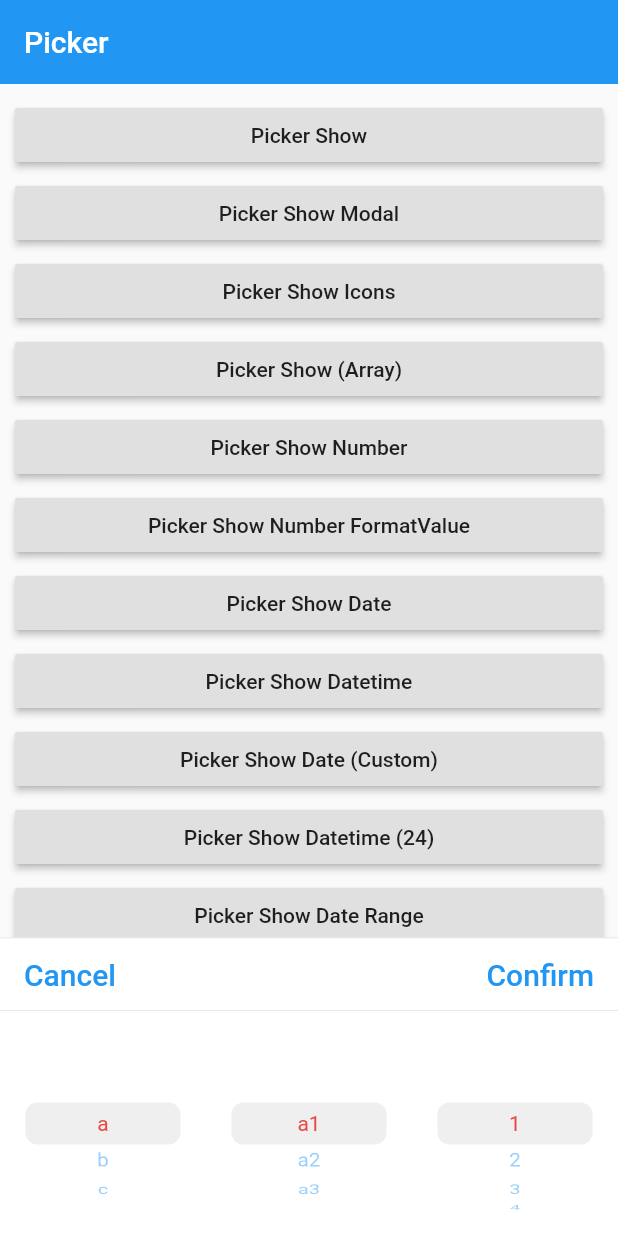
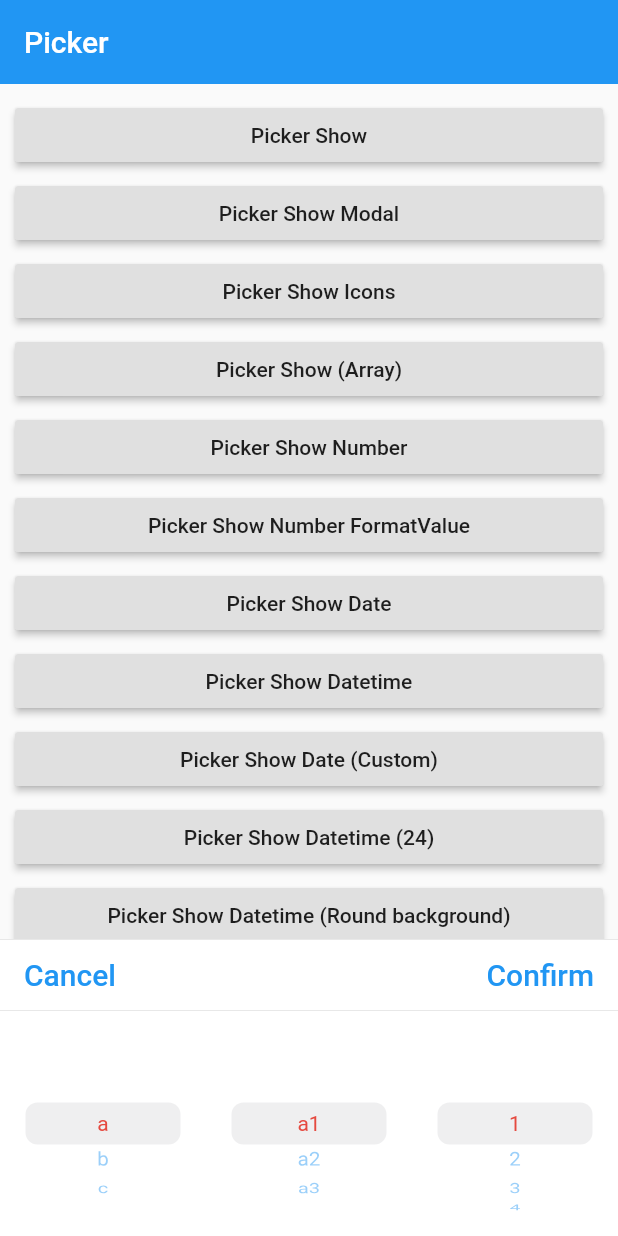
Before and after one commit to yangyxd/flutter_picker, a Flutter app: the screen it shows after launch, after a tap on "Picker Show Datetime (24)", after a tap on "Picker Show", on a phone screen of 412 x 824 dp. Run offline on Flutter 3.47's test engine with Material 2 defaults, Android fonts, the phone set to English and light mode, and no system bars.

Commit message:
性能优化，添加圆角背景底部弹出demo

```diff
--- a/example/lib/main.dart
+++ b/example/lib/main.dart
@@ -129,6 +129,13 @@ class _MyHomePageState extends State<MyHomePage> {
               child: Text('Picker Show Datetime (24)'),
               onPressed: () {
                 showPickerDateTime24(context);
+              },
+            ),
+            SizedBox(height: listSpec),
+            RaisedButton(
+              child: Text('Picker Show Datetime (Round background)'),
+              onPressed: () {
+                showPickerDateTimeRoundBg(context);
               },
             ),
             SizedBox(height: listSpec),
@@ -441,4 +448,53 @@ class _MyHomePageState extends State<MyHomePage> {
     ).show(_scaffoldKey.currentState);
   }
 
+  /// 圆角背景
+  showPickerDateTimeRoundBg(BuildContext context) {
+    var picker = Picker(
+        backgroundColor: Colors.transparent,
+        headerDecoration: BoxDecoration(
+            border: Border(bottom: BorderSide(color: Colors.black12, width: 0.5))
+        ),
+        adapter: new DateTimePickerAdapter(
+            type: PickerDateTimeType.kMDYHM,
+            isNumberMonth: true,
+            yearSuffix: "年",
+            monthSuffix: "月",
+            daySuffix: "日"
+        ),
+        delimiter: [
+          PickerDelimiter(column: 3, child: Container(
+            width: 8.0,
+            alignment: Alignment.center,
+          )),
+          PickerDelimiter(column: 5, child: Container(
+            width: 12.0,
+            alignment: Alignment.center,
+            child: Text(':', style: TextStyle(fontWeight: FontWeight.bold)),
+            color: Colors.white,
+          )),
+        ],
+        title: new Text("Select DateTime"),
+        onConfirm: (Picker picker, List value) {
+          print(picker.adapter.text);
+        },
+        onSelect: (Picker picker, int index, List<int> selecteds) {
+          this.setState(() {
+            stateText = picker.adapter.toString();
+          });
+        }
+    );
+
+    showModalBottomSheet(context: context, backgroundColor: Colors.transparent, builder: (context) {
+      return Material(
+        color: Colors.white,
+        borderRadius: BorderRadius.only(topLeft: Radius.circular(10), topRight: Radius.circular(10)),
+        child: Container(
+          padding: const EdgeInsets.only(top: 4),
+          child: picker.makePicker(null, true),
+        )
+      );
+    });
+  }
+
 }
--- a/lib/Picker.dart
+++ b/lib/Picker.dart
@@ -75,6 +75,10 @@ class Picker {
 
   final Decoration headerDecoration;
 
+  final double magnification;
+  final double diameterRatio;
+  final double squeeze;
+
   Widget _widget;
   PickerWidgetState _state;
 
@@ -106,6 +110,9 @@ class Picker {
         this.headerDecoration,
         this.columnFlex,
         this.footer,
+        this.magnification = 1.0,
+        this.diameterRatio = 1.1,
+        this.squeeze = 1.45,
         this.onCancel,
         this.onSelect,
         this.onConfirm})
@@ -215,6 +222,17 @@ class Picker {
     Navigator.of(context).pop();
     _widget = null;
   }
+
+  /// 弹制更新指定列的内容
+  /// 当 onSelect 事件中，修改了当前列前面的列的内容时，可以调用此方法来更新显示
+  void updateColumn(int index, [bool all = false]) {
+    if (all) {
+      _state.update();
+      return;
+    }
+    adapter.setColumn(index - 1);
+    _state._keys[index].currentState.update();
+  }
 }
 
 /// 分隔符
@@ -258,6 +276,7 @@ class PickerWidgetState<T> extends State<_PickerWidget> {
 
   ThemeData theme;
   final List<FixedExtentScrollController> scrollController = [];
+  final List<GlobalKey<_StateViewState>> _keys = [];
 
   @override
   void initState() {
@@ -267,20 +286,26 @@ class PickerWidgetState<T> extends State<_PickerWidget> {
     picker.adapter.doShow();
 
     if (scrollController.length == 0) {
-      for (int i = 0; i < picker._maxLevel; i++)
-        scrollController
-            .add(FixedExtentScrollController(initialItem: picker.selecteds[i]));
+      for (int i = 0; i < picker._maxLevel; i++) {
+        scrollController.add(
+            FixedExtentScrollController(initialItem: picker.selecteds[i]));
+        _keys.add(GlobalKey(debugLabel: i.toString()));
+      }
     }
   }
 
+  void update() {
+    setState(() {});
+  }
+
+  // var ref = 0;
   @override
   Widget build(BuildContext context) {
-    var v = Column(
-      mainAxisSize: MainAxisSize.min,
-      children: <Widget>[
-        (picker.hideHeader)
-            ? SizedBox()
-            : Container(
+    // print("picker build ${ref++}");
+
+    var _body = <Widget>[];
+    if (!picker.hideHeader) {
+      _body.add(DecoratedBox(
         child: Row(
           children: _buildHeaderViews(),
         ),
@@ -295,22 +320,32 @@ class PickerWidgetState<T> extends State<_PickerWidget> {
                   ? theme.bottomAppBarColor
                   : picker.headercolor,
             ),
-              ),
-        Row(
+      ));
+    }
+    _body.add(Row(
       mainAxisAlignment: MainAxisAlignment.spaceBetween,
       children: _buildViews(),
-        ),
-        picker.footer ?? SizedBox(width: 0.0, height: 0.0),
-      ],
+    ));
+
+    if (picker.footer != null)
+      _body.add(picker.footer);
+    Widget v = Column(
+      mainAxisSize: MainAxisSize.min,
+      children: _body,
     );
-    if (widget.isModal == null || widget.isModal == false) return v;
-    return GestureDetector(
+    if (widget.isModal != null && widget.isModal) {
+      v = GestureDetector(
         onTap: () {},
         child: v,
       );
     }
+    return v;
+  }
+
+  List<Widget> _headerItems;
 
   List<Widget> _buildHeaderViews() {
+    if (_headerItems != null) return _headerItems;
     if (theme == null) theme = Theme.of(context);
     List<Widget> items = [];
 
@@ -338,8 +373,8 @@ class PickerWidgetState<T> extends State<_PickerWidget> {
     }
 
     items.add(Expanded(
-        child: Container(
-      alignment: Alignment.center,
+        child: Center(
+          //alignment: Alignment.center,
           child: picker.title == null
               ? picker.title
               : DefaultTextStyle(
@@ -372,6 +407,7 @@ class PickerWidgetState<T> extends State<_PickerWidget> {
       }
     }
 
+    _headerItems = items;
     return items;
   }
 
@@ -388,27 +424,34 @@ class PickerWidgetState<T> extends State<_PickerWidget> {
     if (adapter != null) adapter.setColumn(-1);
 
     if (adapter != null && adapter.length > 0) {
+      var _decoration = BoxDecoration(
+        color: picker.containerColor == null
+            ? theme.dialogBackgroundColor
+            : picker.containerColor,
+      );
+
       for (int i = 0; i < picker._maxLevel; i++) {
-        final int _length = adapter.length;
-
-        Widget view = new Expanded(
+        Widget view = Expanded(
           flex: adapter.getColumnFlex(i),
           child: Container(
             padding: picker.columnPadding,
             height: picker.height,
-            decoration: BoxDecoration(
-              color: picker.containerColor == null
-                  ? theme.dialogBackgroundColor
-                  : picker.containerColor,
-            ),
-            child: CupertinoPicker(
+            decoration: _decoration,
+            child: _StateView(
+              key: _keys[i],
+              builder: (context) {
+                adapter.setColumn(i - 1);
+                var _length = adapter.length;
+                var _view = CupertinoPicker(
                   backgroundColor: picker.backgroundColor,
                   scrollController: scrollController[i],
                   itemExtent: picker.itemExtent,
                   looping: picker.looping,
+                  magnification: picker.magnification,
+                  diameterRatio: picker.diameterRatio,
+                  squeeze: picker.squeeze,
                   onSelectedItemChanged: (int index) {
                     if (__printDebug) print("onSelectedItemChanged");
-                setState(() {
                     picker.selecteds[i] = index;
                     updateScrollController(i);
                     adapter.doSelect(i, index);
@@ -420,26 +463,39 @@ class PickerWidgetState<T> extends State<_PickerWidget> {
                     }
                     if (picker.onSelect != null)
                       picker.onSelect(picker, i, picker.selecteds);
-                });
+
+                    _keys[i].currentState.update();
+                    if (adapter.isLinkage) {
+                      for (int j = i + 1; j < picker.selecteds.length; j++) {
+                        adapter.setColumn(j - 1);
+                        _keys[j].currentState.update();
+                      }
+                    }
+
                   },
                   children: List<Widget>.generate(_length, (int index) {
                     return adapter.buildItem(context, index);
                   }),
+                );
+
+                if (!picker.changeToFirst && picker.selecteds[i] >= _length) {
+                  Timer(Duration(milliseconds: 100), () {
+                    if (__printDebug) print("timer last");
+                    adapter.setColumn(i - 1);
+                    var _len = adapter.length;
+                    scrollController[i].jumpToItem((_len < _length ? _len : _length)  - 1);
+                  });
+                }
+
+                return _view;
+              },
             ),
           ),
         );
         items.add(view);
-
-        if (!picker.changeToFirst && picker.selecteds[i] >= _length) {
-          Timer(Duration(milliseconds: 100), () {
-            if (__printDebug) print("timer last");
-            scrollController[i].jumpToItem(_length - 1);
-          });
+      }
     }
 
-        adapter.setColumn(i);
-      }
-    }
     if (picker.delimiter != null) {
       for (int i = 0; i < picker.delimiter.length; i++) {
         var o = picker.delimiter[i];
@@ -485,17 +541,17 @@ abstract class PickerAdapter<T> {
   Widget buildItem(BuildContext context, int index);
 
   Widget makeText(Widget child, String text, bool isSel) {
-    return new Container(
-        alignment: Alignment.center,
+    return new Center(
+      //alignment: Alignment.center,
         child: DefaultTextStyle(
             overflow: TextOverflow.ellipsis,
             maxLines: 1,
             textAlign: picker.textAlign,
             style: picker.textStyle ??
-                new TextStyle(
+                TextStyle(
                     color: Colors.black87, fontSize: Picker.DefaultTextSize),
-            child: child ??
-                new Text(text,
+            child: child != null ? child :
+            Text(text,
                 textScaleFactor: picker.textScaleFactor,
                 style: (isSel ? picker.selectedTextStyle : null))));
   }
@@ -505,7 +561,7 @@ abstract class PickerAdapter<T> {
     List<Widget> items = [];
     if (postfix != null) items.add(postfix);
     items.add(child ??
-        new Text(text, style: (isSel ? picker.selectedTextStyle : null)));
+        Text(text, style: (isSel ? picker.selectedTextStyle : null)));
     if (suffix != null) items.add(suffix);
 
     var _txtColor = Colors.black87;
@@ -517,14 +573,14 @@ abstract class PickerAdapter<T> {
         _txtSize = picker.selectedTextStyle.fontSize;
     }
 
-    return new Container(
-        alignment: Alignment.center,
+    return new Center(
+      //alignment: Alignment.center,
         child: DefaultTextStyle(
             overflow: TextOverflow.ellipsis,
             maxLines: 1,
             textAlign: picker.textAlign,
             style: picker.textStyle ??
-                new TextStyle(color: _txtColor, fontSize: _txtSize),
+                TextStyle(color: _txtColor, fontSize: _txtSize),
             child: Wrap(
               children: items,
             )));
@@ -598,7 +654,7 @@ class PickerDataAdapter<T> extends PickerAdapter<T> {
     if (pickerData != null &&
         pickerData.length > 0 &&
         (data == null || data.length == 0)) {
-      if (data == null) data = new List<PickerItem<T>>();
+      if (data == null) data = List<PickerItem<T>>();
       if (isArray) {
         _parseArrayPickerDataItem(pickerData, data);
       } else {
@@ -609,22 +665,23 @@ class PickerDataAdapter<T> extends PickerAdapter<T> {
 
   _parseArrayPickerDataItem(List pickerData, List<PickerItem> data) {
     if (pickerData == null) return;
-    for (int i = 0; i < pickerData.length; i++) {
+    var len = pickerData.length;
+    for (int i = 0; i < len; i++) {
       var v = pickerData[i];
       if (!(v is List)) continue;
       List lv = v;
       if (lv.length == 0) continue;
 
-      PickerItem item = new PickerItem<T>(children: List<PickerItem<T>>());
+      PickerItem item = PickerItem<T>(children: List<PickerItem<T>>());
       data.add(item);
 
       for (int j = 0; j < lv.length; j++) {
         var o = lv[j];
         if (o is T) {
-          item.children.add(new PickerItem<T>(value: o));
+          item.children.add(PickerItem<T>(value: o));
         } else if (T == String) {
           String _v = o.toString();
-          item.children.add(new PickerItem<T>(value: _v as T));
+          item.children.add(PickerItem<T>(value: _v as T));
         }
       }
     }
@@ -633,7 +690,8 @@ class PickerDataAdapter<T> extends PickerAdapter<T> {
 
   _parsePickerDataItem(List pickerData, List<PickerItem> data) {
     if (pickerData == null) return;
-    for (int i = 0; i < pickerData.length; i++) {
+    var len = pickerData.length;
+    for (int i = 0; i < len; i++) {
       var item = pickerData[i];
       if (item is T) {
         data.add(new PickerItem<T>(value: item));
@@ -660,6 +718,8 @@ class PickerDataAdapter<T> extends PickerAdapter<T> {
     }
   }
 
+  var _lastColumn;
+
   void setColumn(int index) {
     _col = index + 1;
     if (isArray) {
@@ -673,11 +733,19 @@ class PickerDataAdapter<T> extends PickerAdapter<T> {
     if (index < 0) {
       _datas = data;
     } else {
-      var _select = picker.selecteds[index];
-      if (_datas != null && _datas.length > _select)
-        _datas = _datas[_select].children;
-      else
+      if (_lastColumn != null && _lastColumn == index)
+        return;
+      _datas = data;
+      for (int i = 0; i <= index; i++) {
+        var j = picker.selecteds[i];
+        if (_datas != null && _datas.length > j)
+          _datas = _datas[j].children;
+        else {
           _datas = null;
+          break;
+        }
+      }
+      _lastColumn = index;
     }
   }
 
@@ -714,8 +782,9 @@ class PickerDataAdapter<T> extends PickerAdapter<T> {
   List<T> getSelectedValues() {
     List<T> _items = [];
     if (picker.selecteds != null) {
+      var _sLen = picker.selecteds.length;
       if (isArray) {
-        for (int i = 0; i < picker.selecteds.length; i++) {
+        for (int i = 0; i < _sLen; i++) {
           int j = picker.selecteds[i];
           if (j < 0 || data[i].children == null || j >= data[i].children.length)
             break;
@@ -723,7 +792,7 @@ class PickerDataAdapter<T> extends PickerAdapter<T> {
         }
       } else {
         List<PickerItem<dynamic>> datas = data;
-        for (int i = 0; i < picker.selecteds.length; i++) {
+        for (int i = 0; i < _sLen; i++) {
           int j = picker.selecteds[i];
           if (j < 0 || j >= datas.length) break;
           _items.add(datas[j].value);
@@ -1037,7 +1106,7 @@ class DateTimePickerAdapter extends PickerAdapter<DateTime> {
     [0],
   ];
 
-  static const List<int> leapYearMonths = const <int>[1, 3, 5, 7, 8, 10, 12];
+  // static const List<int> leapYearMonths = const <int>[1, 3, 5, 7, 8, 10, 12];
 
   // 获取当前列的类型
   int getColumnType(int index) {
@@ -1087,7 +1156,7 @@ class DateTimePickerAdapter extends PickerAdapter<DateTime> {
     _colAP = _getAPColIndex();
     int _maxLevel = getMaxLevel();
     if (picker.selecteds == null || picker.selecteds.length == 0) {
-      if (picker.selecteds == null) picker.selecteds = new List<int>();
+      if (picker.selecteds == null) picker.selecteds = List<int>();
       for (int i = 0; i < _maxLevel; i++) picker.selecteds.add(0);
     }
   }
@@ -1100,8 +1169,8 @@ class DateTimePickerAdapter extends PickerAdapter<DateTime> {
       case 0:
         if (twoDigitYear != null && twoDigitYear) {
           _text = "${_yearBegin + index}";
-          _text =
-              "${_text.substring(_text.length - (_text.length - 2), _text.length)}${_checkStr(yearSuffix)}";
+          var _l = _text.length;
+          _text = "${_text.substring(_l - (_l - 2), _l)}${_checkStr(yearSuffix)}";
         } else
           _text = "${_yearBegin + index}${_checkStr(yearSuffix)}";
         break;
@@ -1160,7 +1229,8 @@ class DateTimePickerAdapter extends PickerAdapter<DateTime> {
   @override
   void doShow() {
     if (_yearBegin == 0) getLength();
-    for (int i = 0; i < getMaxLevel(); i++) {
+    var _maxLevel = getMaxLevel();
+    for (int i = 0; i < _maxLevel; i++) {
       int colType = getColumnType(i);
       switch (colType) {
         case 0:
@@ -1245,16 +1315,17 @@ class DateTimePickerAdapter extends PickerAdapter<DateTime> {
     }
     int __day = _calcDateCount(year, month);
     if (day > __day) day = __day;
-    value = new DateTime(year, month, day, h, m, s);
+    value = DateTime(year, month, day, h, m, s);
 
     if (minValue != null &&
         (value.millisecondsSinceEpoch < minValue.millisecondsSinceEpoch)) {
       value = minValue;
+      notifyDataChanged();
     } else if (maxValue != null &&
         value.millisecondsSinceEpoch > maxValue.millisecondsSinceEpoch) {
       value = maxValue;
+      notifyDataChanged();
     }
-    notifyDataChanged();
   }
 
   int _getAPColIndex() {
@@ -1266,23 +1337,49 @@ class DateTimePickerAdapter extends PickerAdapter<DateTime> {
   }
 
   int _calcDateCount(int year, int month) {
-    if (leapYearMonths.contains(month)) {
+    switch (month) {
+      case 1:
+      case 3:
+      case 5:
+      case 7:
+      case 8:
+      case 10:
+      case 12:
         return 31;
-    } else if (month == 2) {
+      case 2: {
         if ((year % 4 == 0 && year % 100 != 0) || year % 400 == 0) {
           return 29;
         }
         return 28;
       }
+    }
     return 30;
   }
 
   String intToStr(int v) {
-    if (v < 10) return "0$v";
-    return "$v";
+    return (v < 10) ? "0$v" : "$v";
   }
 
   String _checkStr(String v) {
     return v == null ? "" : v;
   }
 }
+
+class _StateView extends StatefulWidget {
+  final WidgetBuilder builder;
+  const _StateView({Key key, this.builder}) : super(key: key);
+
+  @override
+  State<StatefulWidget> createState() => _StateViewState();
+}
+
+class _StateViewState extends State<_StateView> {
+  @override
+  Widget build(BuildContext context) {
+    return widget.builder(context);
+  }
+
+  update() {
+    setState(() {});
+  }
+}
--- a/pubspec.yaml
+++ b/pubspec.yaml
@@ -1,6 +1,6 @@
 name: flutter_picker
 description: Flutter plugin picker. Include NumberPicker, DateTimePicker, ArrayPicker, and default linkage Picker. Provide flexible parameters to meet various needs.
-version: 1.1.3
+version: 1.1.4
 author: yangyxd <yangyxd@126.com>
 homepage: https://github.com/yangyxd/flutter_picker
 
```
Also changed, not shown: 1 other file. Lines whose indentation alone changed are shown as unchanged.
